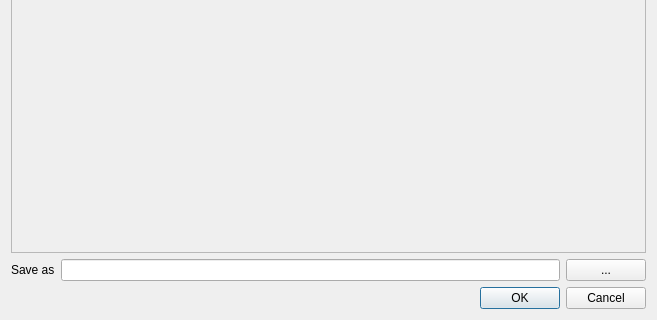
Above: ImaerPlugin/generate_calc_input_dlg.ui from opengeogroep/AERIUS-QGIS-plugins before the change; both pictures show x 0 to 657 and y 221 to 541 of the 657 by 541 pixel window. Below: the same form after it.
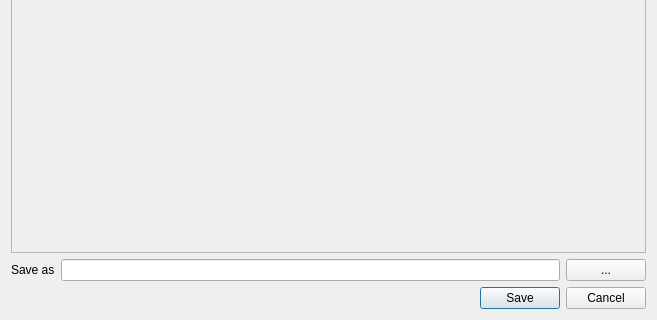
That is the form after the change. Custom widgets are drawn as their Qt base class.

What changed in the file:
```diff
--- a/ImaerPlugin/generate_calc_input_dlg.ui
+++ b/ImaerPlugin/generate_calc_input_dlg.ui
@@ -103,7 +103,7 @@
         <enum>Qt::Horizontal</enum>
        </property>
        <property name="standardButtons">
-        <set>QDialogButtonBox::Cancel|QDialogButtonBox::Ok</set>
+        <set>QDialogButtonBox::Cancel|QDialogButtonBox::Save</set>
        </property>
       </widget>
      </item>
```
